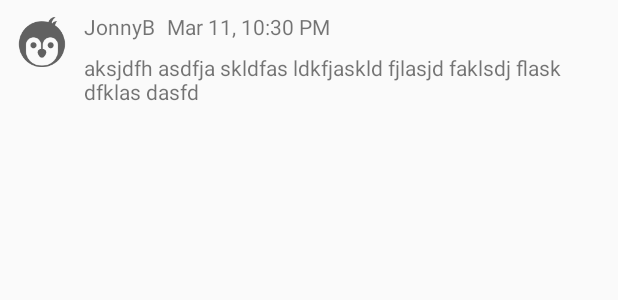
After one commit to truongnmt/chit-chat, an Android app: the layout message_list_view.xml on its own in the app's theme, with its tools: preview values and no code run, on a phone screen of 412 x 824 dp. The commit adds this screen. Shown: the top 300 px of the screen. Run offline under Robolectric (Android 15) with nearby library versions, the phone set to English and light mode, and no system bars.

Commit message:
Displaying messages

```diff
--- /dev/null
+++ b/app/src/main/res/layout/message_list_view.xml
@@ -0,0 +1,51 @@
+<?xml version="1.0" encoding="utf-8"?>
+<android.support.constraint.ConstraintLayout xmlns:android="http://schemas.android.com/apk/res/android"
+    xmlns:app="http://schemas.android.com/apk/res-auto"
+    xmlns:tools="http://schemas.android.com/tools"
+    android:layout_width="match_parent"
+    android:layout_height="wrap_content">
+
+    <ImageView
+        android:id="@+id/messageUserImage"
+        android:layout_width="40dp"
+        android:layout_height="40dp"
+        android:layout_marginStart="8dp"
+        android:layout_marginTop="8dp"
+        app:layout_constraintStart_toStartOf="parent"
+        app:layout_constraintTop_toTopOf="parent"
+        tools:srcCompat="@drawable/dark1" />
+
+    <TextView
+        android:id="@+id/messageUserNameLbl"
+        android:layout_width="wrap_content"
+        android:layout_height="wrap_content"
+        android:layout_marginStart="8dp"
+        android:layout_marginTop="8dp"
+        app:layout_constraintStart_toEndOf="@+id/messageUserImage"
+        app:layout_constraintTop_toTopOf="parent"
+        tools:text="JonnyB" />
+
+    <TextView
+        android:id="@+id/timestampLbl"
+        android:layout_width="wrap_content"
+        android:layout_height="wrap_content"
+        android:layout_marginStart="8dp"
+        android:layout_marginTop="8dp"
+        app:layout_constraintStart_toEndOf="@+id/messageUserNameLbl"
+        app:layout_constraintTop_toTopOf="parent"
+        tools:text="Mar 11, 10:30 PM" />
+
+    <TextView
+        android:id="@+id/messageBodyLbl"
+        android:layout_width="0dp"
+        android:layout_height="wrap_content"
+        android:layout_marginBottom="8dp"
+        android:layout_marginEnd="8dp"
+        android:layout_marginStart="8dp"
+        android:layout_marginTop="8dp"
+        app:layout_constraintBottom_toBottomOf="parent"
+        app:layout_constraintEnd_toEndOf="parent"
+        app:layout_constraintStart_toEndOf="@+id/messageUserImage"
+        app:layout_constraintTop_toBottomOf="@+id/timestampLbl"
+        tools:text="aksjdfh asdfja skldfas ldkfjaskld fjlasjd faklsdj flask dfklas dasfd" />
+</android.support.constraint.ConstraintLayout>
```
Also changed, not shown: app/src/main/java/com/example/truongnm/smack/Adapters/MessageAdapter.kt (added, +43 -0 lines), app/src/main/java/com/example/truongnm/smack/Controller/MainActivity.kt (+18 -2 lines).
